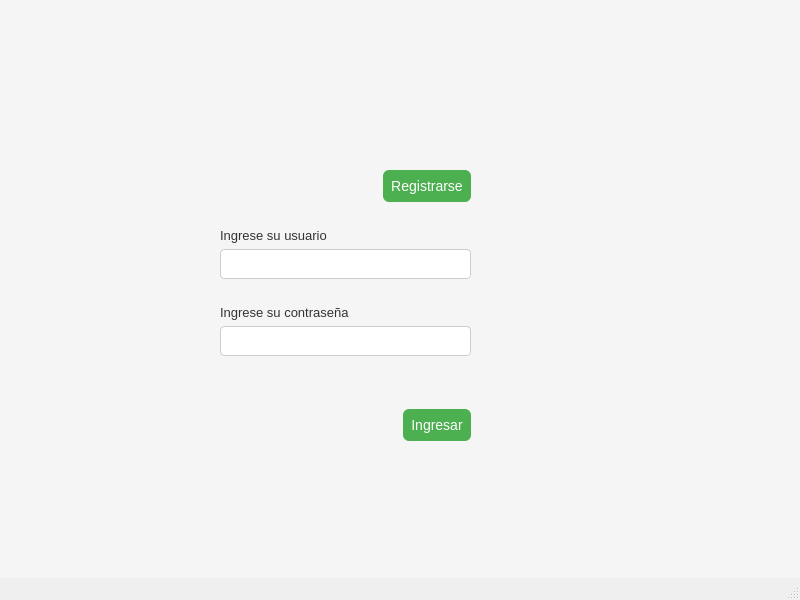
Qt form screens/Login.ui (Luca0612-Simo/PythonCryptoTrader) before a commit.
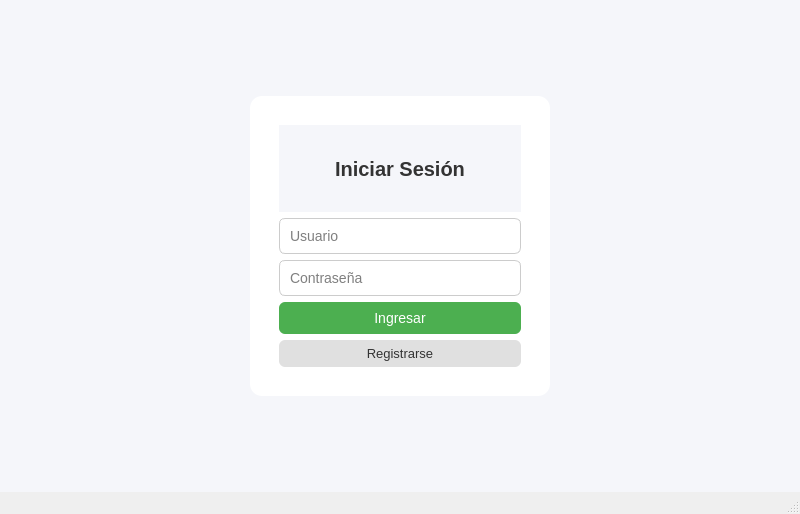
The same form after that commit.

```diff
--- a/screens/Login.ui
+++ b/screens/Login.ui
@@ -7,7 +7,7 @@
     <x>0</x>
     <y>0</y>
     <width>800</width>
-    <height>600</height>
+    <height>514</height>
    </rect>
   </property>
   <property name="windowTitle">
@@ -16,58 +16,29 @@
   <widget class="QWidget" name="centralwidget">
    <property name="styleSheet">
     <string notr="true">QWidget {
-    background-color: #F5F5F5;
+    background-color: #F5F6FA;
+    font-family: "Segoe UI", "Roboto", sans-serif;
 }</string>
    </property>
-   <widget class="QWidget" name="verticalLayoutWidget">
-    <property name="geometry">
-     <rect>
-      <x>220</x>
-      <y>170</y>
-      <width>251</width>
-      <height>271</height>
-     </rect>
-    </property>
-    <layout class="QVBoxLayout" name="verticalLayout">
+   <layout class="QVBoxLayout" name="verticalLayout_root">
      <item>
-      <layout class="QHBoxLayout" name="horizontalLayout">
-       <item>
-        <spacer name="horizontalSpacer">
+     <spacer name="topSpacer">
          <property name="orientation">
-          <enum>Qt::Horizontal</enum>
+       <enum>Qt::Vertical</enum>
          </property>
          <property name="sizeHint" stdset="0">
           <size>
-           <width>40</width>
-           <height>20</height>
+        <width>20</width>
+        <height>80</height>
           </size>
          </property>
         </spacer>
        </item>
-       <item>
-        <widget class="QPushButton" name="RegistrarseBtn">
-         <property name="styleSheet">
-          <string notr="true">QPushButton {
-    background-color: #4CAF50;
-    color: white;
-    font-size: 14px;
-    padding: 8px;
-    border-radius: 6px;
-}
 
-QPushButton:hover {
-    background-color: #388E3C;
-}</string>
-         </property>
-         <property name="text">
-          <string>Registrarse</string>
-         </property>
-        </widget>
-       </item>
-      </layout>
-     </item>
      <item>
-      <spacer name="horizontalSpacer_4">
+     <layout class="QHBoxLayout" name="horizontalCenterLayout">
+      <item>
+       <spacer name="leftSpacer">
        <property name="orientation">
         <enum>Qt::Horizontal</enum>
        </property>
@@ -79,16 +50,38 @@
        </property>
       </spacer>
      </item>
-     <item>
-      <widget class="QLabel" name="label">
+      <item alignment="Qt::AlignHCenter">
+       <widget class="QFrame" name="card">
+        <property name="minimumSize">
+         <size>
+          <width>300</width>
+          <height>300</height>
+         </size>
+        </property>
+        <property name="maximumSize">
+         <size>
+          <width>350</width>
+          <height>400</height>
+         </size>
+        </property>
        <property name="styleSheet">
-        <string notr="true">QLabel {
-    font-size: 13px;
-    color: #333333;
+         <string notr="true">QFrame#card {
+    background-color: white;
+    border-radius: 12px;
+    padding: 20px;
 }</string>
        </property>
+        <layout class="QVBoxLayout" name="verticalLayout_card">
+         <item>
+          <widget class="QLabel" name="titleLbl">
+           <property name="styleSheet">
+            <string notr="true">font-size: 20px; font-weight: bold; color: #333;</string>
+           </property>
        <property name="text">
-        <string>Ingrese su usuario</string>
+            <string>Iniciar Sesión</string>
+           </property>
+           <property name="alignment">
+            <set>Qt::AlignCenter</set>
        </property>
       </widget>
      </item>
@@ -96,37 +89,15 @@
       <widget class="QLineEdit" name="UserTxt">
        <property name="styleSheet">
         <string notr="true">QLineEdit {
-    background-color: white;
-    border: 1px solid #CCCCCC;
-    border-radius: 4px;
-    padding: 6px;
+    background-color: #fff;
+    border: 1px solid #CCC;
+    border-radius: 6px;
+    padding: 8px;
+    font-size: 14px;
 }</string>
        </property>
-      </widget>
-     </item>
-     <item>
-      <spacer name="horizontalSpacer_3">
-       <property name="orientation">
-        <enum>Qt::Horizontal</enum>
-       </property>
-       <property name="sizeHint" stdset="0">
-        <size>
-         <width>40</width>
-         <height>20</height>
-        </size>
-       </property>
-      </spacer>
-     </item>
-     <item>
-      <widget class="QLabel" name="label_2">
-       <property name="styleSheet">
-        <string notr="true">QLabel {
-    font-size: 13px;
-    color: #333333;
-}</string>
-       </property>
-       <property name="text">
-        <string>Ingrese su contraseña</string>
+           <property name="placeholderText">
+            <string>Usuario</string>
        </property>
       </widget>
      </item>
@@ -134,41 +105,17 @@
       <widget class="QLineEdit" name="PassTxt">
        <property name="styleSheet">
         <string notr="true">QLineEdit {
-    background-color: white;
-    border: 1px solid #CCCCCC;
-    border-radius: 4px;
-    padding: 6px;
+    background-color: #fff;
+    border: 1px solid #CCC;
+    border-radius: 6px;
+    padding: 8px;
+    font-size: 14px;
 }</string>
        </property>
-      </widget>
-     </item>
-     <item>
-      <spacer name="verticalSpacer">
-       <property name="orientation">
-        <enum>Qt::Vertical</enum>
-       </property>
-       <property name="sizeHint" stdset="0">
-        <size>
-         <width>20</width>
-         <height>40</height>
-        </size>
-       </property>
-      </spacer>
-     </item>
-     <item>
-      <layout class="QHBoxLayout" name="horizontalLayout_2">
-       <item>
-        <spacer name="horizontalSpacer_2">
-         <property name="orientation">
-          <enum>Qt::Horizontal</enum>
-         </property>
-         <property name="sizeHint" stdset="0">
-          <size>
-           <width>40</width>
-           <height>20</height>
-          </size>
-         </property>
-        </spacer>
+           <property name="placeholderText">
+            <string>Contraseña</string>
+           </property>
+          </widget>
        </item>
        <item>
         <widget class="QPushButton" name="IngresarBtn">
@@ -180,7 +127,6 @@
     padding: 8px;
     border-radius: 6px;
 }
-
 QPushButton:hover {
     background-color: #388E3C;
 }</string>
@@ -190,10 +136,58 @@
          </property>
         </widget>
        </item>
-      </layout>
+         <item>
+          <widget class="QPushButton" name="RegistrarseBtn">
+           <property name="styleSheet">
+            <string notr="true">QPushButton {
+    background-color: #e0e0e0;
+    color: #333;
+    font-size: 13px;
+    padding: 6px;
+    border-radius: 6px;
+}
+QPushButton:hover {
+    background-color: #d5d5d5;
+}</string>
+           </property>
+           <property name="text">
+            <string>Registrarse</string>
+           </property>
+          </widget>
      </item>
     </layout>
    </widget>
+      </item>
+      <item>
+       <spacer name="rightSpacer">
+        <property name="orientation">
+         <enum>Qt::Horizontal</enum>
+        </property>
+        <property name="sizeHint" stdset="0">
+         <size>
+          <width>40</width>
+          <height>20</height>
+         </size>
+        </property>
+       </spacer>
+      </item>
+     </layout>
+    </item>
+
+    <item>
+     <spacer name="bottomSpacer">
+      <property name="orientation">
+       <enum>Qt::Vertical</enum>
+      </property>
+      <property name="sizeHint" stdset="0">
+       <size>
+        <width>20</width>
+        <height>80</height>
+       </size>
+      </property>
+     </spacer>
+    </item>
+   </layout>
   </widget>
   <widget class="QMenuBar" name="menubar">
    <property name="geometry">
```
Left out of the diff: 5 changed lines with no effect on the pictures. Lines whose indentation alone changed are shown as unchanged.
